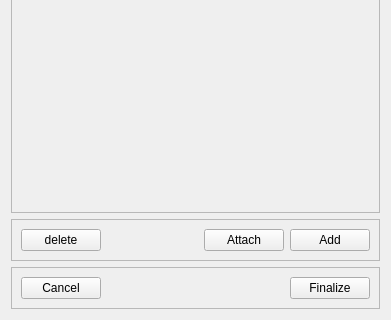
open-pulse/OpenPulse, file pulse/interface/ui_files/model/geometry/test_geometry_designer_widget.ui: the form before one commit; both pictures show x 0 to 391 and y 492 to 812 of the 391 by 812 pixel window.
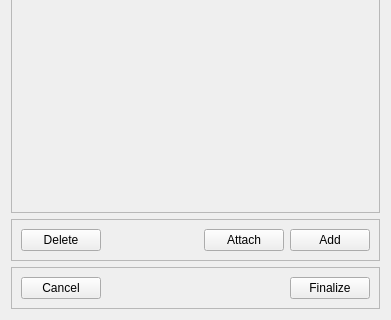
The form after the commit.

Commit message: enable/disable buttons dinamically

```diff
--- a/pulse/interface/ui_files/model/geometry/test_geometry_designer_widget.ui
+++ b/pulse/interface/ui_files/model/geometry/test_geometry_designer_widget.ui
@@ -283,7 +283,7 @@
       <item>
        <widget class="QPushButton" name="delete_button">
         <property name="text">
-         <string>delete</string>
+         <string>Delete</string>
         </property>
         <property name="shortcut">
          <string>Del</string>
```
The commit also changes 2 other files.
